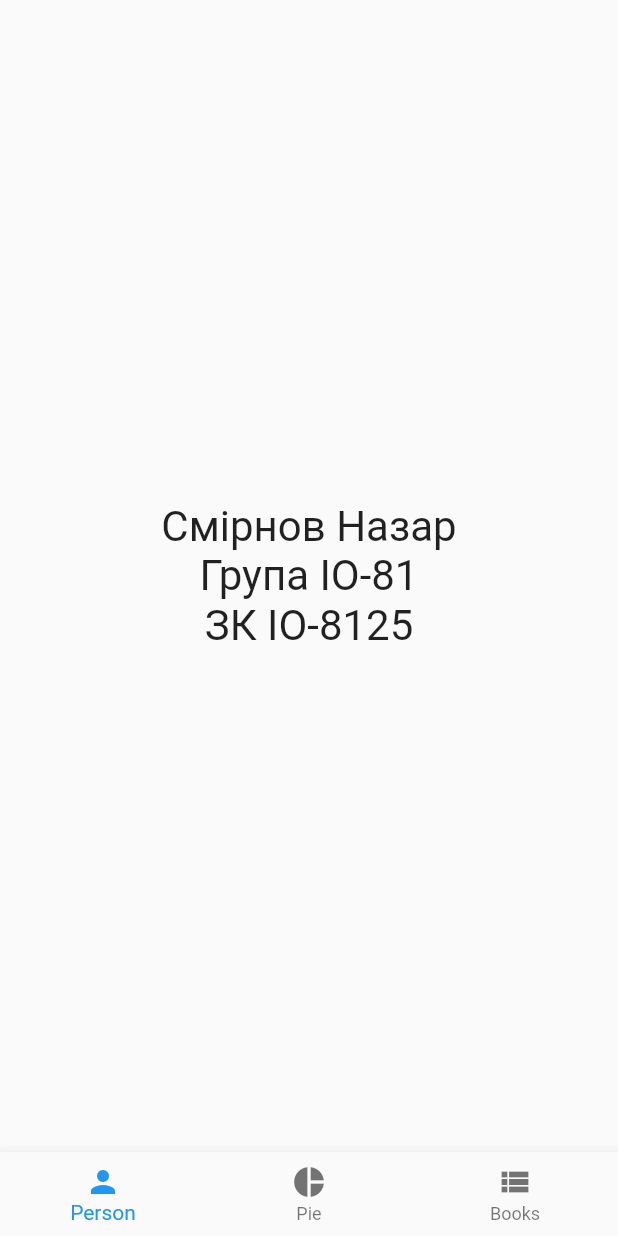
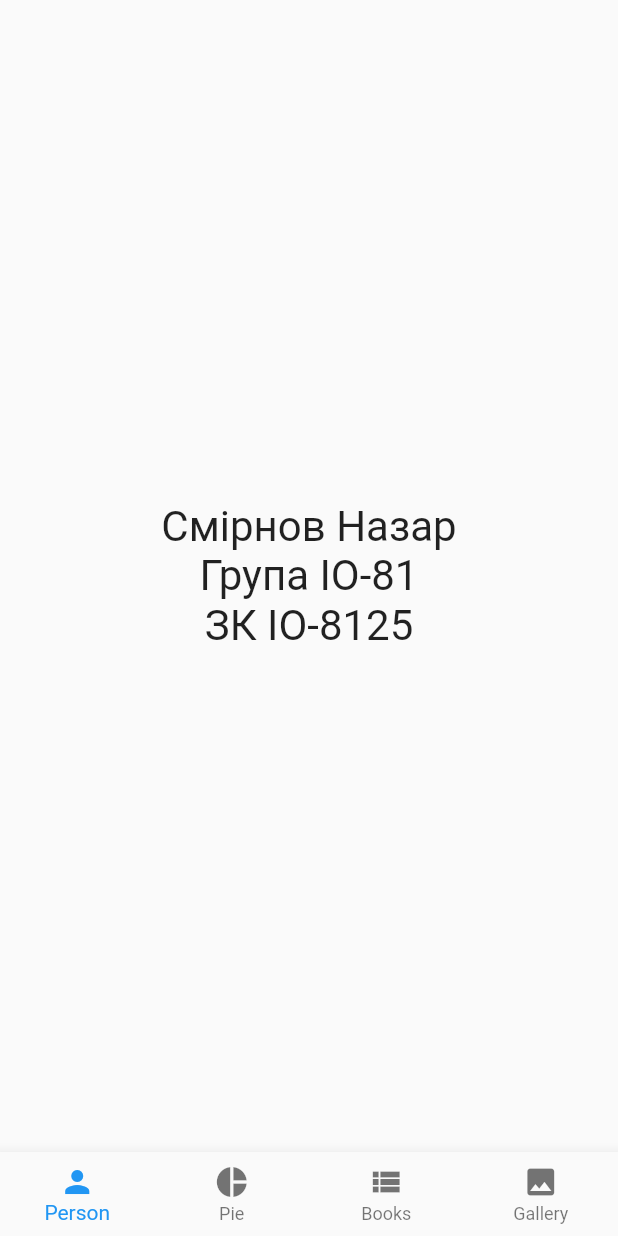
Before and after one commit to Toolf/MobileSystemProgrammingCourse, a Flutter app: the screen it shows after launch, on a phone screen of 412 x 824 dp. Run offline on Flutter 3.47's test engine with Material 2 defaults, Android fonts, the phone set to English and light mode, and no system bars; our stand-ins replace flutter_slidable, image_picker.

Commit message:
Add gallery to home_page

```diff
--- a/lib/pages/home_page.dart
+++ b/lib/pages/home_page.dart
@@ -1,4 +1,5 @@
 import 'package:flutter/material.dart';
+import 'package:flutter_application_1/widgets/gallery.dart';
 
 import '../widgets/custom_painting.dart';
 import '../widgets/person.dart';
@@ -18,6 +19,7 @@ class _HomePageState extends State<HomePage> {
     Person(),
     DrawingCanvas(),
     BookList(),
+    Gallery(),
   ];
 
   @override
@@ -26,6 +28,7 @@ class _HomePageState extends State<HomePage> {
       body: _children[_currentIndex],
       bottomNavigationBar: BottomNavigationBar(
         onTap: onTabTapped,
+        type: BottomNavigationBarType.fixed,
         currentIndex: _currentIndex,
         items: const <BottomNavigationBarItem>[
           BottomNavigationBarItem(
@@ -40,6 +43,10 @@ class _HomePageState extends State<HomePage> {
             icon: Icon(Icons.view_list),
             label: "Books",
           ),
+          BottomNavigationBarItem(
+            icon: Icon(Icons.image),
+            label: "Gallery",
+          ),
         ],
       ),
     );
```
